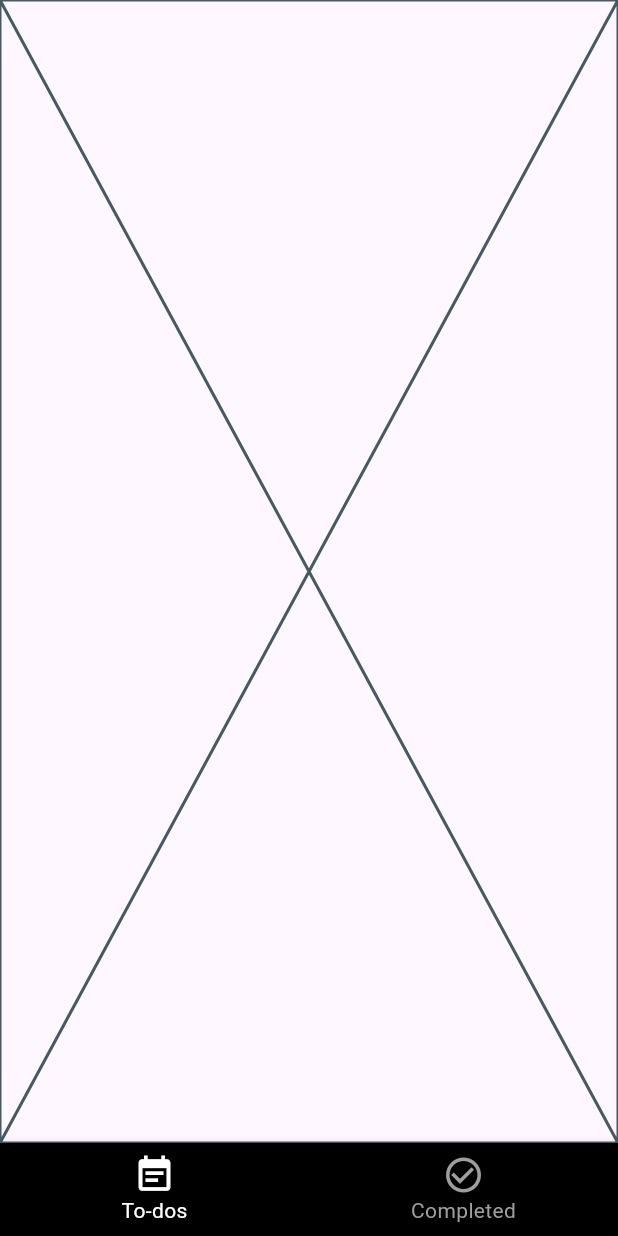
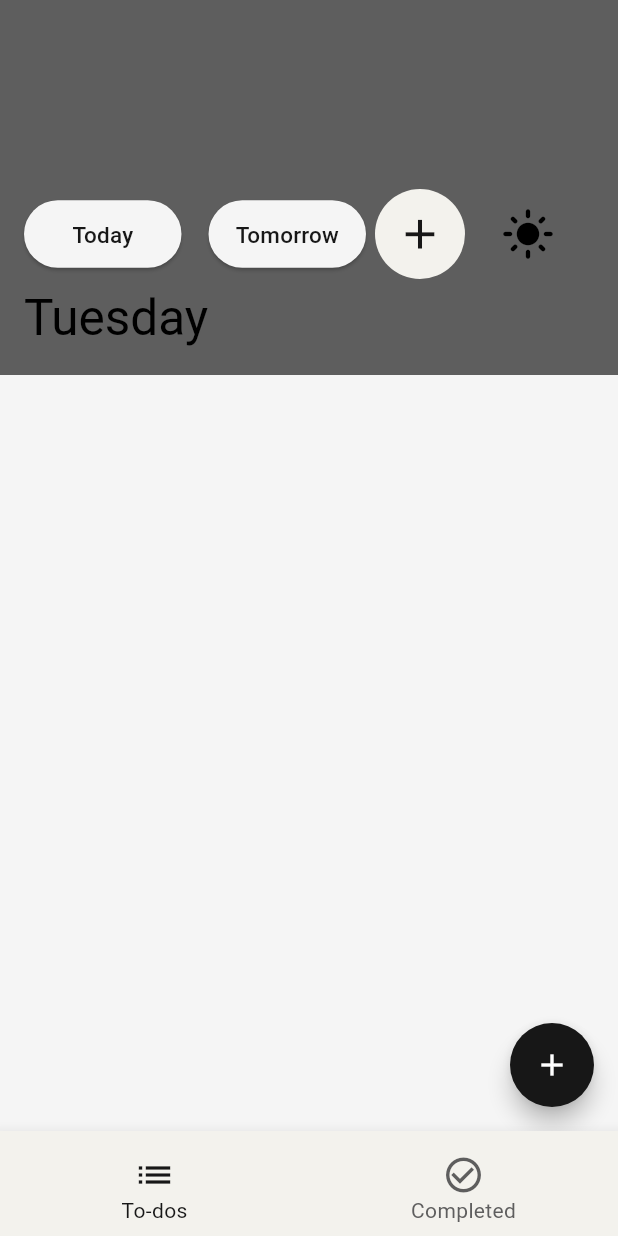
Before and after one commit to TEJAS-SAI-PRASHAD-K/To-do-List-App, a Flutter app: the screen it shows after launch, on a phone screen of 412 x 824 dp. Run offline on Flutter 3.47's test engine with Material 3 defaults, Android fonts, the phone set to English and light mode, and no system bars; our stand-ins replace flutter_riverpod; Roboto replaces fonts that are missing (Poppins).

```diff
--- a/lib/home_page.dart
+++ /dev/null
@@ -1,10 +0,0 @@
-import 'package:flutter/material.dart';
-
-class HomePage extends StatelessWidget {
-  const HomePage({super.key});
-
-  @override
-  Widget build(BuildContext context) {
-    return Placeholder();
-  }
-}
--- a/lib/main.dart
+++ b/lib/main.dart
@@ -1,18 +1,27 @@
-import 'package:first_1_flutter_application/bottom_nav_bar.dart';
+import 'package:first_1_flutter_application/pages/bottom_nav_bar.dart';
+import 'package:first_1_flutter_application/utils/providers/theme_provider.dart';
 import 'package:flutter/material.dart';
+import 'package:flutter_riverpod/flutter_riverpod.dart';
 
 void main() {
-  runApp(const MyApp());
+  runApp(
+    const ProviderScope(
+      child: MyApp(),
+    ),
+  );
 }
 
-class MyApp extends StatelessWidget {
+class MyApp extends ConsumerWidget {
   const MyApp({super.key});
 
   // This widget is the root of your application.
   @override
-  Widget build(BuildContext context) {
-    return const MaterialApp(
-      home: BottomNavBar(),
+  Widget build(BuildContext context, WidgetRef ref) {
+    final theme = ref.watch(themeProvider);
+    return MaterialApp(
+      debugShowCheckedModeBanner: false,
+      theme: theme,
+      home: const BottomNavBar(),
     );
   }
 }
--- a/lib/bottom_nav_bar.dart
+++ b/lib/pages/bottom_nav_bar.dart
@@ -1,5 +1,5 @@
-import 'package:first_1_flutter_application/completed.dart';
-import 'package:first_1_flutter_application/home_page.dart';
+import 'package:first_1_flutter_application/pages/completed.dart';
+import 'package:first_1_flutter_application/pages/home_page.dart';
 import 'package:flutter/material.dart';
 
 class BottomNavBar extends StatefulWidget {
@@ -22,9 +22,9 @@ class _BottomNavBarState extends State<BottomNavBar> {
         child: pagelist[myIndex],
       ),
       bottomNavigationBar: BottomNavigationBar(
-          backgroundColor: Colors.black,
-          selectedItemColor: Colors.white,
-          unselectedItemColor: Colors.grey,
+          backgroundColor: Theme.of(context).colorScheme.secondary,
+          selectedItemColor: Theme.of(context).colorScheme.primary,
+          unselectedItemColor: Theme.of(context).colorScheme.tertiary,
           iconSize: 28,
           selectedFontSize: 14,
           unselectedFontSize: 14,
@@ -38,14 +38,26 @@ class _BottomNavBarState extends State<BottomNavBar> {
           items: [
             BottomNavigationBarItem(
               icon: myIndex == 0
-                  ? const Icon(Icons.event_note)
-                  : const Icon(Icons.event_note_outlined),
+                  ? const Padding(
+                      padding: EdgeInsets.only(top: 8.0),
+                      child: Icon(Icons.list),
+                    )
+                  : const Padding(
+                      padding: EdgeInsets.only(top: 8.0),
+                      child: Icon(Icons.list_outlined),
+                    ),
               label: "To-dos",
             ),
             BottomNavigationBarItem(
               icon: myIndex == 1
-                  ? const Icon(Icons.check_circle)
-                  : const Icon(Icons.check_circle_outline),
+                  ? const Padding(
+                      padding: EdgeInsets.only(top: 8.0),
+                      child: Icon(Icons.check_circle),
+                    )
+                  : const Padding(
+                      padding: EdgeInsets.only(top: 8.0),
+                      child: Icon(Icons.check_circle_outline),
+                    ),
               label: "Completed",
             ),
           ]),
--- /dev/null
+++ b/lib/pages/home_page.dart
@@ -0,0 +1,104 @@
+import 'package:first_1_flutter_application/pages/add_task_page.dart';
+import 'package:flutter/material.dart';
+
+import '../widgets/theme_switch_button.dart';
+
+class HomePage extends StatefulWidget {
+  const HomePage({super.key});
+
+  @override
+  State<HomePage> createState() => _HomePageState();
+}
+
+class _HomePageState extends State<HomePage> {
+  @override
+  Widget build(BuildContext context) {
+    return Scaffold(
+      backgroundColor: Theme.of(context).colorScheme.surface,
+      floatingActionButton: FloatingActionButton(
+        shape: const CircleBorder(),
+        onPressed: () {
+          Navigator.push(
+              context, MaterialPageRoute(builder: (builder) => AddTaskPage()));
+        },
+        child: const Icon(Icons.add),
+      ),
+      body: CustomScrollView(
+        slivers: [
+          SliverAppBar(
+            backgroundColor: Theme.of(context).colorScheme.tertiary,
+            expandedHeight: 250,
+            elevation: 0,
+            flexibleSpace: FlexibleSpaceBar(
+              titlePadding:
+                  const EdgeInsets.symmetric(horizontal: 16.0, vertical: 16.0),
+              title: Column(
+                mainAxisAlignment: MainAxisAlignment.start,
+                crossAxisAlignment: CrossAxisAlignment.start,
+                mainAxisSize: MainAxisSize.min,
+                children: [
+                  Row(
+                    mainAxisAlignment: MainAxisAlignment.start,
+                    crossAxisAlignment: CrossAxisAlignment.start,
+                    children: [
+                      ElevatedButton(
+                        style: ElevatedButton.styleFrom(
+                          minimumSize: const Size(70, 30),
+                          padding: const EdgeInsets.all(0),
+                          shape: RoundedRectangleBorder(
+                            borderRadius: BorderRadius.circular(40),
+                          ),
+                        ),
+                        onPressed: () {},
+                        child:
+                            const Text("Today", style: TextStyle(fontSize: 10)),
+                      ),
+                      const SizedBox(
+                        width: 12,
+                      ),
+                      ElevatedButton(
+                        style: ElevatedButton.styleFrom(
+                          minimumSize: const Size(70, 30),
+                          padding: const EdgeInsets.all(0),
+                          shape: RoundedRectangleBorder(
+                            borderRadius: BorderRadius.circular(40),
+                          ),
+                        ),
+                        onPressed: () {},
+                        child: const Text("Tomorrow",
+                            style: TextStyle(fontSize: 10)),
+                      ),
+                      IconButton(
+                        style: IconButton.styleFrom(
+                          backgroundColor:
+                              Theme.of(context).colorScheme.secondary,
+                          shape: const CircleBorder(),
+                        ),
+                        icon: Icon(
+                          Icons.add,
+                          color: Theme.of(context).colorScheme.primary,
+                          size: 22,
+                        ),
+                        splashRadius: 30,
+                        color: Colors.black,
+                        onPressed: () {
+                          Navigator.push(
+                              context,
+                              MaterialPageRoute(
+                                  builder: (builder) => AddTaskPage()));
+                        },
+                      ),
+                      const ThemeSwitchButton(),
+                    ],
+                  ),
+                  Text("Tuesday"),
+                ],
+              ),
+            ),
+          ),
+          const SliverToBoxAdapter(),
+        ],
+      ),
+    );
+  }
+}
--- /dev/null
+++ b/lib/theme/theme.dart
@@ -0,0 +1,32 @@
+import 'package:flutter/material.dart';
+
+import 'pallete.dart';
+
+ThemeData darkTheme = ThemeData(
+  splashColor: darksplashColor,
+  dialogBackgroundColor: darkdialogBackgroundColor,
+  unselectedWidgetColor: darkunselectedWidgetColor,
+  brightness: Brightness.dark,
+  colorScheme: const ColorScheme.dark(
+    surface: darkBG,
+    primary: darkPrimary,
+    secondary: darkSecondary,
+    tertiary: darkTertiary,
+  ),
+  fontFamily: 'Poppins',
+);
+
+// Define your dark mode theme
+ThemeData lightTheme = ThemeData(
+  splashColor: lightsplashColor,
+  dialogBackgroundColor: lightdialogBackgroundColor,
+  unselectedWidgetColor: lightunselectedWidgetColor,
+  brightness: Brightness.light,
+  colorScheme: const ColorScheme.light(
+    surface: lightBG,
+    primary: lightPrimary,
+    secondary: lightSecondary,
+    tertiary: lightTertiary,
+  ),
+  fontFamily: 'Poppins',
+);
--- /dev/null
+++ b/lib/utils/providers/theme_provider.dart
@@ -0,0 +1,5 @@
+import 'package:first_1_flutter_application/theme/theme.dart';
+import 'package:flutter/material.dart';
+import 'package:flutter_riverpod/flutter_riverpod.dart';
+
+final themeProvider = StateProvider<ThemeData>((ref) => lightTheme);
--- /dev/null
+++ b/lib/widgets/theme_switch_button.dart
@@ -0,0 +1,24 @@
+import 'package:first_1_flutter_application/theme/theme.dart';
+import 'package:first_1_flutter_application/utils/providers/theme_provider.dart';
+import 'package:flutter/material.dart';
+import 'package:flutter_riverpod/flutter_riverpod.dart';
+
+class ThemeSwitchButton extends ConsumerWidget {
+  const ThemeSwitchButton({super.key});
+
+  @override
+  Widget build(BuildContext context, WidgetRef ref) {
+    final theme = ref.watch(themeProvider);
+    return IconButton(
+        onPressed: () {
+          if (theme == lightTheme) {
+            ref.read(themeProvider.notifier).state = darkTheme;
+          } else {
+            ref.read(themeProvider.notifier).state = lightTheme;
+          }
+        },
+        icon: theme == lightTheme
+            ? const Icon(Icons.light_mode_rounded)
+            : const Icon(Icons.dark_mode_rounded));
+  }
+}
--- a/pubspec.yaml
+++ b/pubspec.yaml
@@ -36,6 +36,7 @@ dependencies:
   # Use with the CupertinoIcons class for iOS style icons.
   cupertino_icons: ^1.0.8
   google_nav_bar: ^5.0.7
+  flutter_riverpod: ^2.6.1
 
 dev_dependencies:
   flutter_test:
```
Also changed, not shown: lib/completed.dart (deleted, +0 -10 lines), lib/models/task.dart (added, +40 -0 lines), lib/models/user.dart (added, +40 -0 lines), lib/pages/add_task_page.dart (added, +291 -0 lines), lib/pages/completed.dart (added, +15 -0 lines), lib/theme/pallete.dart (added, +19 -0 lines), pubspec.lock.
